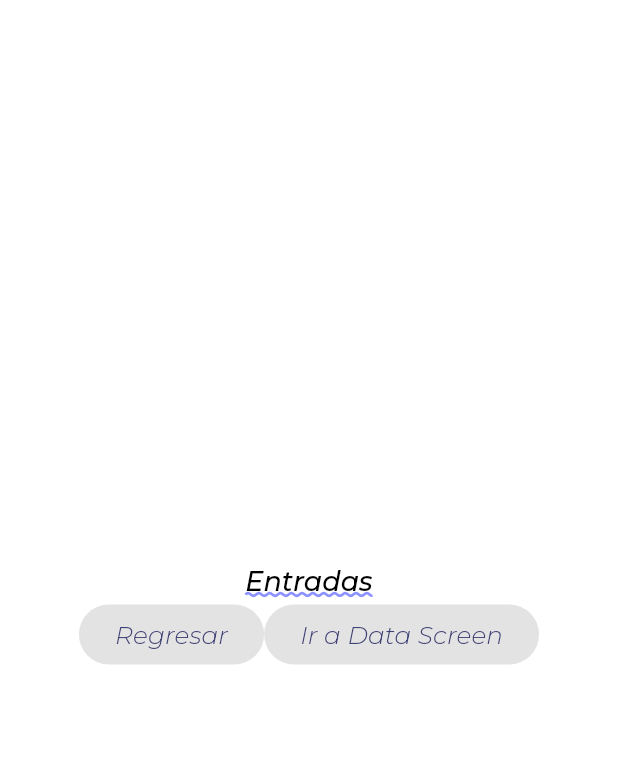
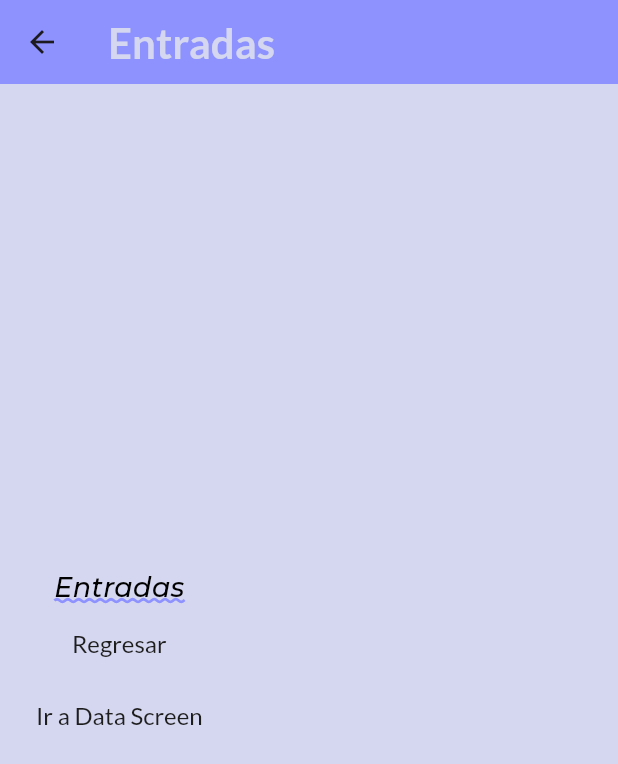
Before and after one commit to DANYDEG/componentes_flutter, a Flutter app: the screen it shows after launch, after a tap on "Entradas", on a phone screen of 412 x 824 dp. Shown: the top 764 px of the screen. Run offline on Flutter 3.47's test engine with Material 3 defaults, Android fonts, the phone set to English and light mode, and no system bars; our stand-ins replace google_fonts.

Commit message:
Changing the AppTheme and adding Scaffold to Inputs

```diff
--- a/lib/screens/home_screen.dart
+++ b/lib/screens/home_screen.dart
@@ -16,7 +16,11 @@ class HomeScreen extends StatelessWidget {
       body: ListView(
         children: [
           ListTile(
-            leading: const Icon(Icons.archive_rounded),
+            leading: IconTheme(
+              data: AppTheme.lightTheme.iconTheme,
+              child: const Icon(Icons.archive_rounded),),
+
+
             title: Text(
               'Entradas',
               style: AppTheme.lightTheme.textTheme.headlineLarge,
@@ -25,9 +29,13 @@ class HomeScreen extends StatelessWidget {
               'Diferentes widgets para entradas de flutter',
               style: AppTheme.lightTheme.textTheme.bodySmall,
             ),
-            trailing: const Icon(
-              Icons.accessibility_new_rounded,
-              color: AppTheme.mainColor,
+
+
+            trailing: IconTheme(
+              data: AppTheme.lightTheme.iconTheme,
+              child: const Icon(Icons.accessibility_new_rounded),
+
+
             ),
             onTap:() {
               final ruta1 = MaterialPageRoute(builder: (context){
@@ -36,9 +44,16 @@ class HomeScreen extends StatelessWidget {
               Navigator.push(context, ruta1);
             },
           ),
+
           const Divider(),
+
+
           ListTile(
-            leading: const Icon(Icons.list_alt_rounded),
+            leading: IconTheme(
+              data: AppTheme.lightTheme.iconTheme,
+              child: const Icon(Icons.list_alt_rounded),),
+
+
             title: Text(
               'ListView.builder',
               style: AppTheme.lightTheme.textTheme.headlineLarge,
@@ -47,9 +62,11 @@ class HomeScreen extends StatelessWidget {
               'Scroll infinito',
               style: AppTheme.lightTheme.textTheme.bodySmall,
             ),
-            trailing: const Icon(
-              Icons.add_reaction_outlined,
-              color: AppTheme.mainColor,
+            trailing: IconTheme(
+              data: AppTheme.lightTheme.iconTheme,
+              child: const Icon(Icons.add_reaction_outlined),
+
+
             ),
             onTap:() {
               final ruta2 = MaterialPageRoute(builder: (context){
@@ -59,8 +76,17 @@ class HomeScreen extends StatelessWidget {
             },
           ),
           const Divider(),
+
+
           ListTile(
-            leading: const Icon(Icons.notification_add),
+
+
+            leading: IconTheme(
+              data: AppTheme.lightTheme.iconTheme,
+              child: const Icon(Icons.notification_add),
+            ),
+
+
             title: Text(
               'Notificaciones',
               style: AppTheme.lightTheme.textTheme.headlineLarge,
@@ -69,9 +95,11 @@ class HomeScreen extends StatelessWidget {
               'Creacion de notificaciones',
               style: AppTheme.lightTheme.textTheme.bodySmall,
             ),
-            trailing: const Icon(
-              Icons.assist_walker_sharp,
-              color: AppTheme.mainColor,
+            trailing: IconTheme(
+              data: AppTheme.lightTheme.iconTheme,
+              child: const Icon(Icons.assist_walker_sharp),
+
+
             ),
             onTap:() {
               final ruta3 = MaterialPageRoute(builder: (context){
--- a/lib/screens/inputs_screen.dart
+++ b/lib/screens/inputs_screen.dart
@@ -11,13 +11,15 @@ class InputsScreen extends StatefulWidget {
 class _InputsScreenState extends State<InputsScreen> {
   @override
   Widget build(BuildContext context) {
-    return Column(
+    return Scaffold(
+      appBar: AppBar(title: const Text('Entradas'),),
+      body: Column(
       mainAxisAlignment: MainAxisAlignment.center,
       children: [
           Text('Entradas',
             style: AppTheme.lightTheme.textTheme.headlineLarge,
           ),
-           Row(
+           const Column(
             mainAxisAlignment: MainAxisAlignment.center,
 
 
@@ -25,14 +27,13 @@ class _InputsScreenState extends State<InputsScreen> {
               ElevatedButton(
                 onPressed: null,
                 child: Text('Regresar',
-                style: AppTheme.lightTheme.textTheme.bodySmall,
                 ),
               ),
 
               ElevatedButton(
                 onPressed: null,
                 child: Text('Ir a Data Screen',
-                style: AppTheme.lightTheme.textTheme.bodySmall,
+
                 ),
               ),
             ],
@@ -40,6 +41,7 @@ class _InputsScreenState extends State<InputsScreen> {
 
           ),
       ],
+    ),
     );
   }
 }
--- a/lib/theme/app_theme.dart
+++ b/lib/theme/app_theme.dart
@@ -6,6 +6,7 @@ class AppTheme {
   static const mainColor = Color.fromARGB(255, 142, 146, 255);
   static const accentColor = Color.fromARGB(255, 62, 65, 115);
   static const backColor =  Color.fromARGB(255, 213, 215, 240);
+  static const bk =  Color.fromARGB(255, 29, 29, 29);
 
 
 // Declaracion de tema claro
@@ -13,8 +14,34 @@ class AppTheme {
   static final ThemeData lightTheme = ThemeData.light().copyWith(
     scaffoldBackgroundColor: backColor,
 
-        appBarTheme: const AppBarTheme(
+        appBarTheme: AppBarTheme(
           color: mainColor,
+          titleTextStyle: GoogleFonts.lato(
+            color: backColor,
+            fontSize: 28,
+            fontWeight: FontWeight.bold,
+
+          ),
+          ),
+          iconTheme: const IconThemeData(
+            color: bk,
+            size:28,
+          ),
+          elevatedButtonTheme: ElevatedButtonThemeData(
+            style: ButtonStyle(
+              backgroundColor: MaterialStateProperty.all(
+                backColor
+              ),
+              foregroundColor: MaterialStateProperty.all(
+                bk
+              ),
+              textStyle: MaterialStateProperty.all(
+                GoogleFonts.lato(fontSize: 16.0),
+
+              ),
+
+            ),
+
           ),
 
           textTheme: TextTheme(
```
